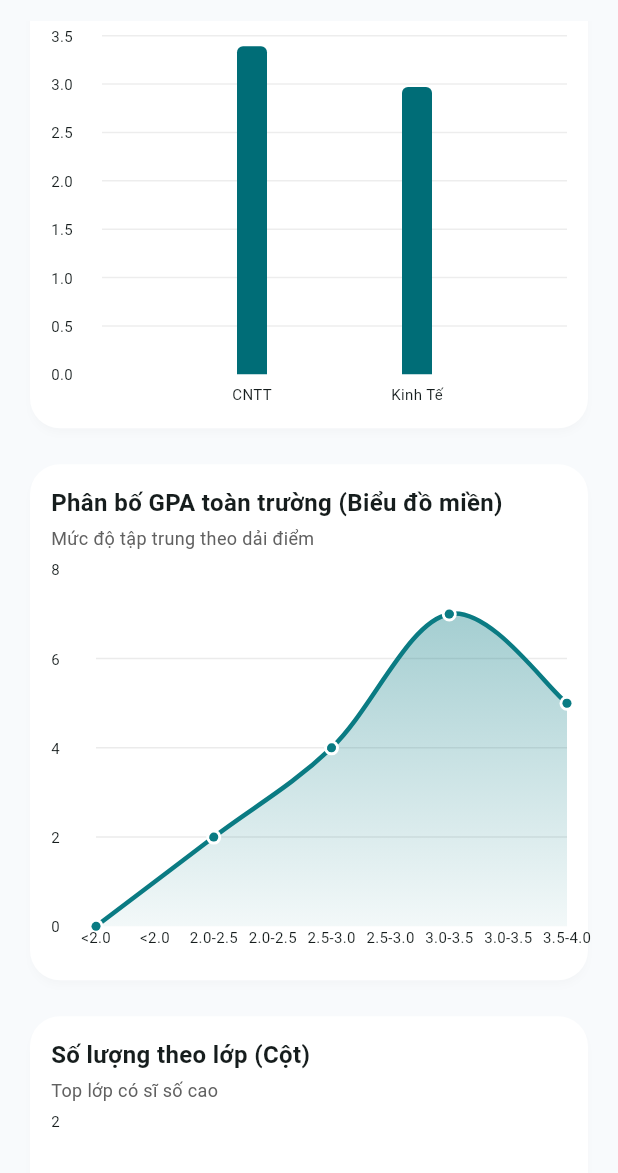
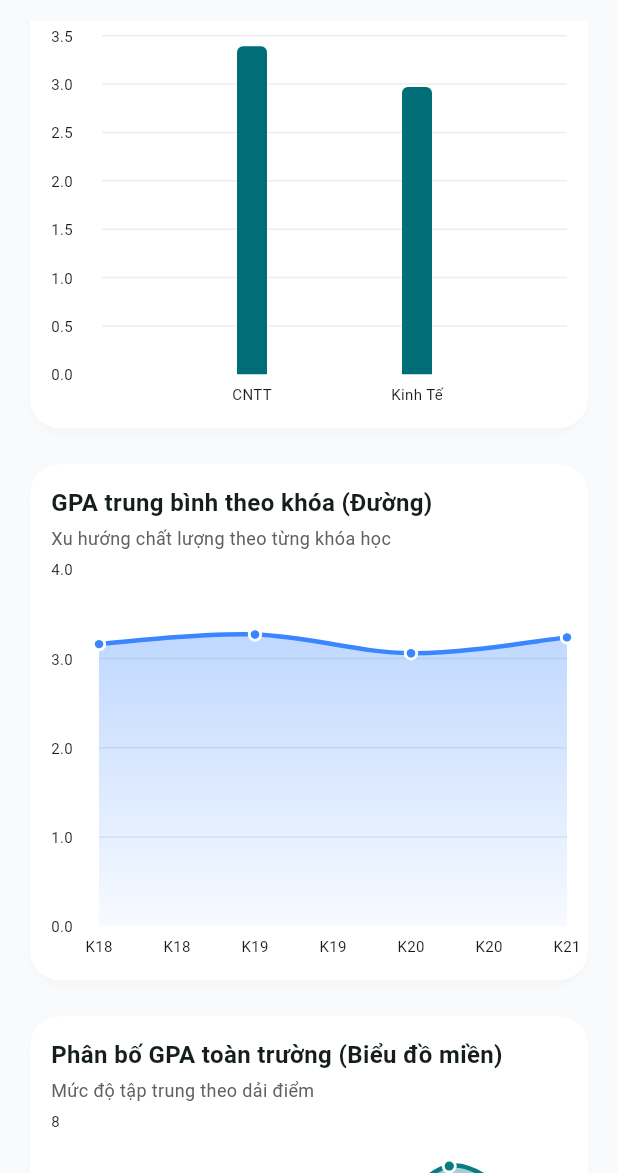
Before and after one commit to HelloNeighbor2311/Student_Manager, a Flutter app: the screen it shows after launch, item 2 of the bottom bar chosen, scrolled down 1152 dp, on a phone screen of 412 x 824 dp, the part 63-1236 px from its top. Run offline on Flutter 3.47's test engine with Material 3 defaults, Android fonts, the phone set to English and light mode, and no system bars; drawn by our look-alikes of fl_chart; our stand-ins replace cloud_firestore, firebase_core, image_picker, shared_preferences; accounts and stored records are empty; network calls fail.

```diff
--- a/lib/screens/statistics_screen.dart
+++ b/lib/screens/statistics_screen.dart
@@ -1,6 +1,13 @@
 import 'package:fl_chart/fl_chart.dart';
 import 'package:flutter/material.dart';
 import 'package:student_manager/models/student.dart';
+
+class ScholarshipStudent {
+  final Student student;
+  final String scholarship;
+
+  ScholarshipStudent({required this.student, required this.scholarship});
+}
 
 class StatisticsScreen extends StatelessWidget {
   const StatisticsScreen({super.key, required this.studentsListenable});
@@ -45,6 +52,12 @@ class StatisticsScreen extends StatelessWidget {
                 ),
                 const SizedBox(height: 16),
                 _SectionCard(
+                  title: 'GPA trung bình theo khóa (Đường)',
+                  subtitle: 'Xu hướng chất lượng theo từng khóa học',
+                  child: _buildAvgByCourseAreaChart(avgByCourse),
+                ),
+                const SizedBox(height: 16),
+                _SectionCard(
                   title: 'Phân bố GPA toàn trường (Biểu đồ miền)',
                   subtitle: 'Mức độ tập trung theo dải điểm',
                   child: _buildGpaAreaChart(students),
@@ -54,6 +67,13 @@ class StatisticsScreen extends StatelessWidget {
                   title: 'Số lượng theo lớp (Cột)',
                   subtitle: 'Top lớp có sĩ số cao',
                   child: _buildTopGroupCountBar(classCount, top: 8),
+                ),
+                const SizedBox(height: 16),
+
+                _SectionCard(
+                  title: 'Top 3 Sinh viên học bổng theo Khoa - Khóa',
+                  subtitle: 'Sinh viên GPA cao nhất mỗi khoa theo khóa',
+                  child: _buildScholarshipTable(students),
                 ),
                 const SizedBox(height: 16),
                 _SectionCard(
@@ -85,6 +105,86 @@ class StatisticsScreen extends StatelessWidget {
           );
         },
       ),
+    );
+  }
+
+  Map<String, List<Student>> _top3ScholarshipByDepartmentCourse(
+    List<Student> students,
+  ) {
+    final Map<String, List<Student>> groups = {};
+
+    for (final s in students) {
+      final dept = s.department.trim().isEmpty
+          ? 'Chưa phân khoa'
+          : s.department;
+      final course = s.course.trim().isEmpty ? 'Chưa khóa' : s.course;
+
+      final key = '$dept - $course';
+
+      groups.putIfAbsent(key, () => []);
+      groups[key]!.add(s);
+    }
+
+    final result = <String, List<Student>>{};
+
+    groups.forEach((key, list) {
+      list.sort((a, b) => b.gpa.compareTo(a.gpa));
+      result[key] = list.take(3).toList();
+    });
+
+    return result;
+  }
+
+  Widget _buildScholarshipTable(List<Student> students) {
+    final data = _top3ScholarshipByDepartmentCourse(students);
+
+    return Column(
+      children: data.entries.map((entry) {
+        final group = entry.key;
+        final list = entry.value;
+
+        return Card(
+          margin: const EdgeInsets.only(bottom: 12),
+          child: Padding(
+            padding: const EdgeInsets.all(12),
+            child: Column(
+              crossAxisAlignment: CrossAxisAlignment.start,
+              children: [
+                Text(
+                  "Khoa - Khóa: $group",
+                  style: const TextStyle(
+                    fontSize: 15,
+                    fontWeight: FontWeight.bold,
+                  ),
+                ),
+                const SizedBox(height: 8),
+                DataTable(
+                  columns: const [
+                    DataColumn(label: Text("Top")),
+                    DataColumn(label: Text("Tên")),
+                    DataColumn(label: Text("MSSV")),
+                    DataColumn(label: Text("GPA")),
+                    DataColumn(label: Text("Học lực")),
+                  ],
+                  rows: List.generate(list.length, (i) {
+                    final s = list[i];
+
+                    return DataRow(
+                      cells: [
+                        DataCell(Text("#${i + 1}")),
+                        DataCell(Text(s.name)),
+                        DataCell(Text(s.studentCode)),
+                        DataCell(Text(s.gpa.toStringAsFixed(2))),
+                        DataCell(Text(s.academicRankLabel)),
+                      ],
+                    );
+                  }),
+                ),
+              ],
+            ),
+          ),
+        );
+      }).toList(),
     );
   }
 
```
Also changed, not shown: lib/models/student.dart (line endings or trailing spaces), pubspec.lock.
